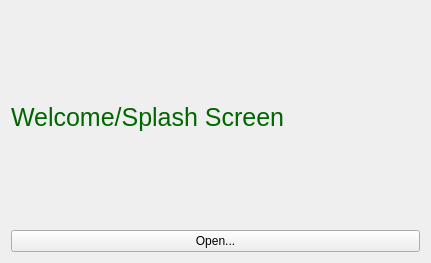
Before: the Qt Designer form proj/launch.ui in westjour/GUI_Repo, drawn with Qt 5.
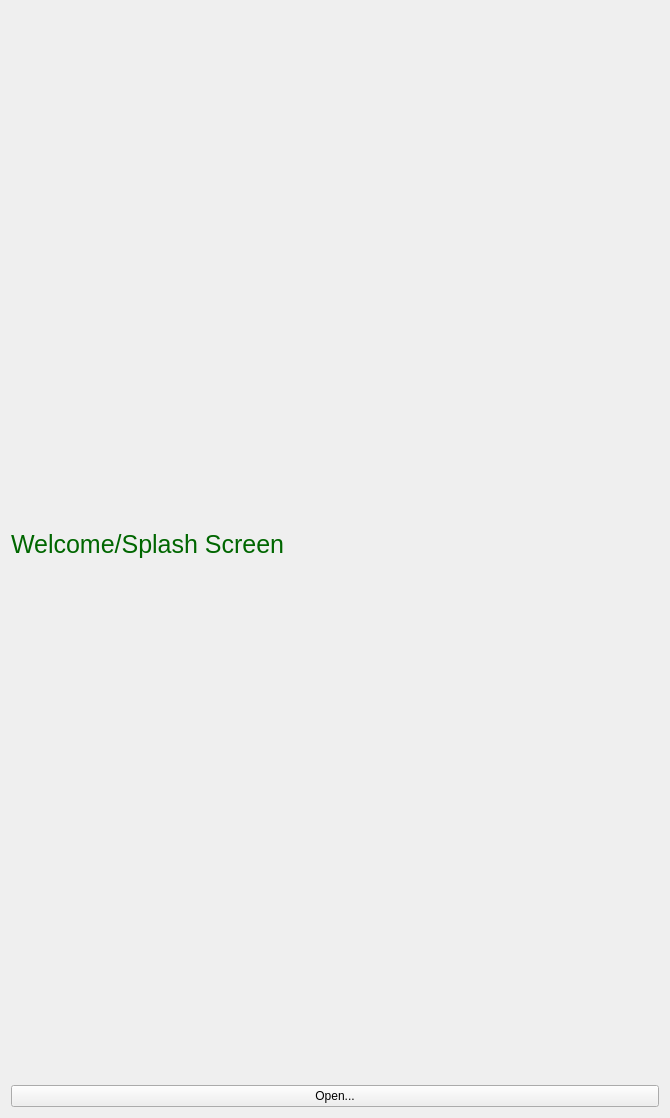
After: the same form once the commit is applied.

```diff
--- a/proj/launch.ui
+++ b/proj/launch.ui
@@ -6,8 +6,8 @@
    <rect>
     <x>0</x>
     <y>0</y>
-    <width>431</width>
-    <height>263</height>
+    <width>670</width>
+    <height>1118</height>
    </rect>
   </property>
   <property name="windowTitle">
```
